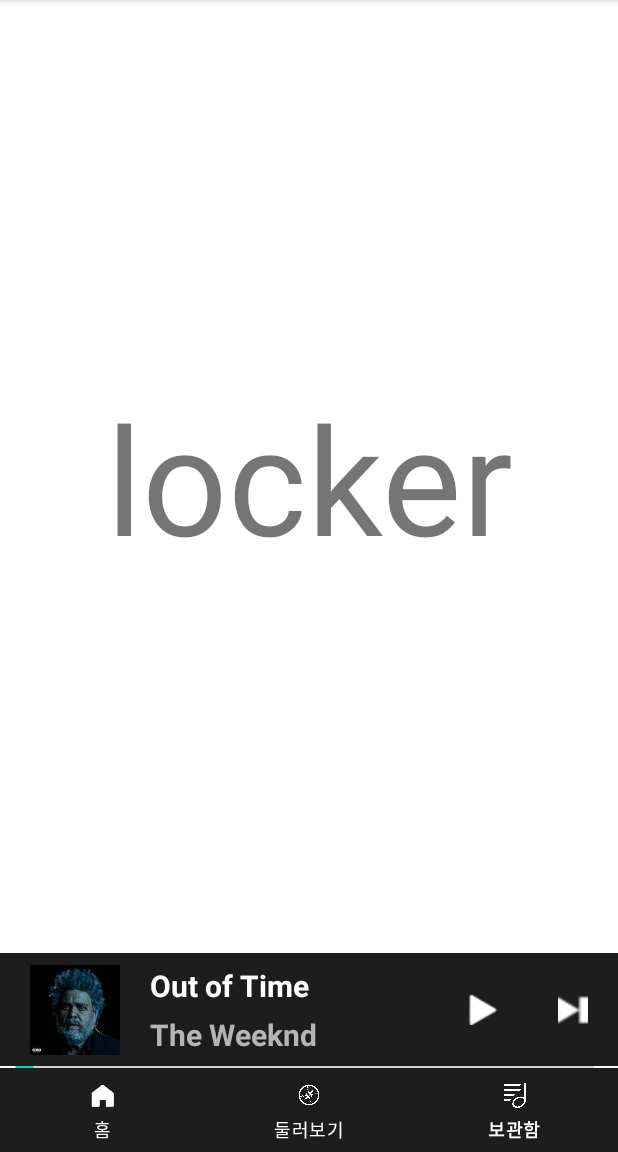
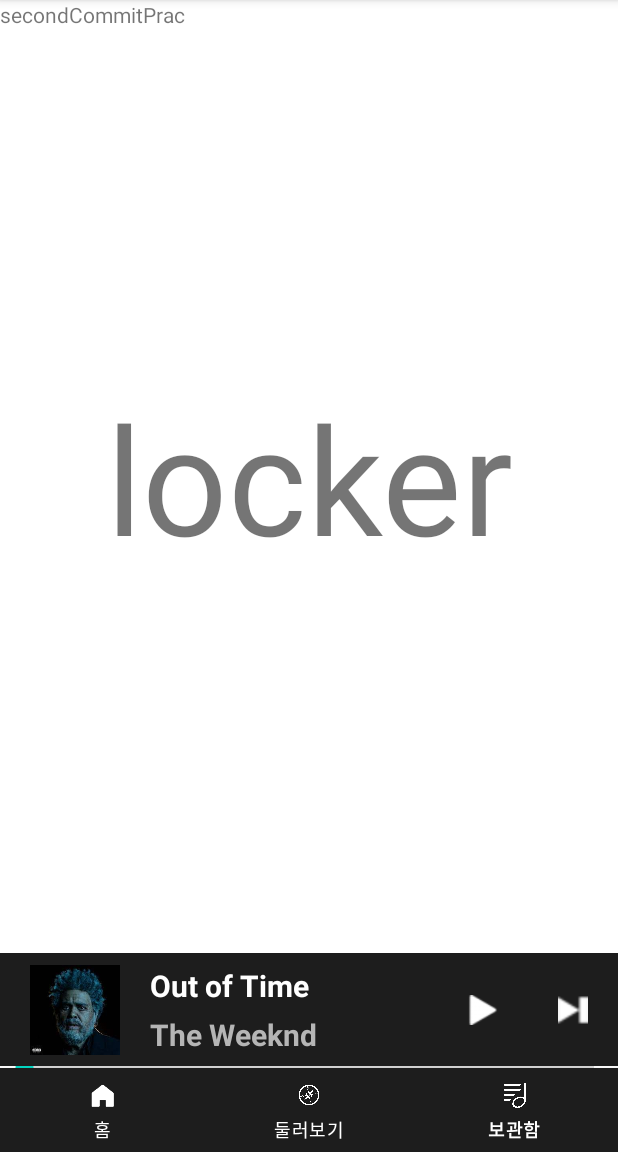
Before and after one commit to koominji/Youtube_music_clone_coding, an Android app: the screen it shows after launch (MainActivity), item 3 of the bottom bar chosen, on a phone screen of 412 x 824 dp, the part 84-1236 px from its top. Run offline under Robolectric (Android 15) with nearby library versions, the phone set to English and light mode, and no system bars; our stand-ins replace Room's generated code; 1 statement that could not run was skipped.

Commit message:
second commit

```diff
--- a/app/src/main/res/layout/activity_locker_fragment.xml
+++ b/app/src/main/res/layout/activity_locker_fragment.xml
@@ -6,6 +6,13 @@
     android:layout_height="match_parent"
     tools:context=".LockerFragment">
 
+    <TextView
+        android:layout_width="wrap_content"
+        android:layout_height="wrap_content"
+        android:text="secondCommitPrac"
+        app:layout_constraintTop_toTopOf="parent"
+        app:layout_constraintStart_toStartOf="parent"
+        />
     <TextView
         android:layout_width="wrap_content"
         android:layout_height="wrap_content"
```
